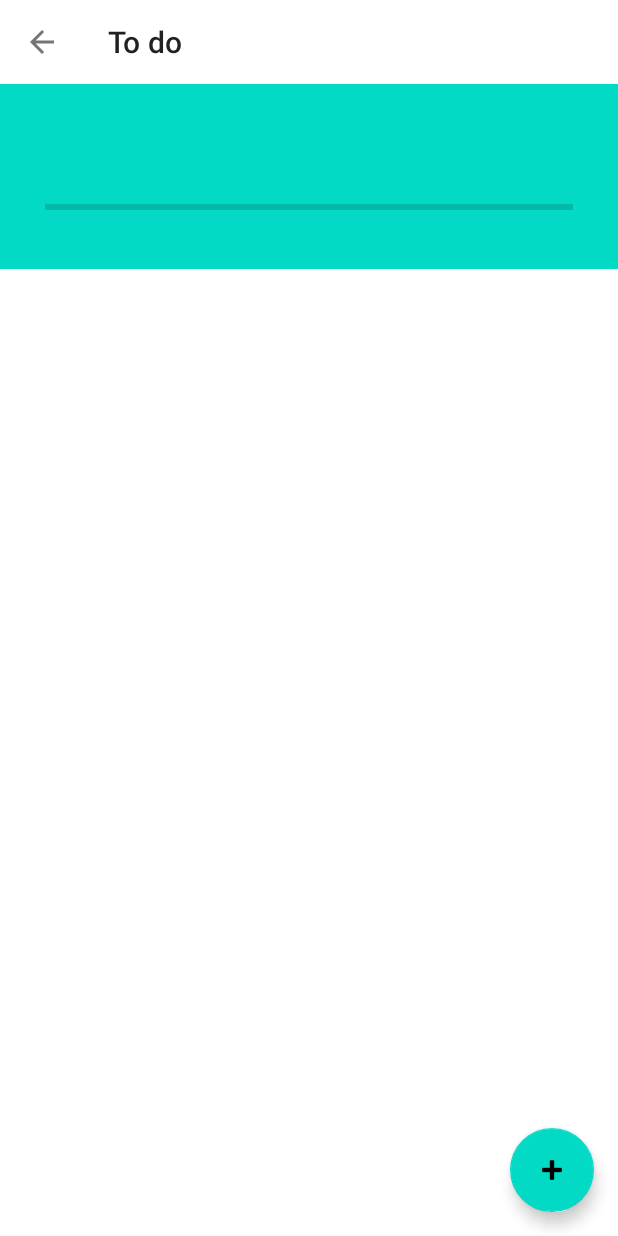
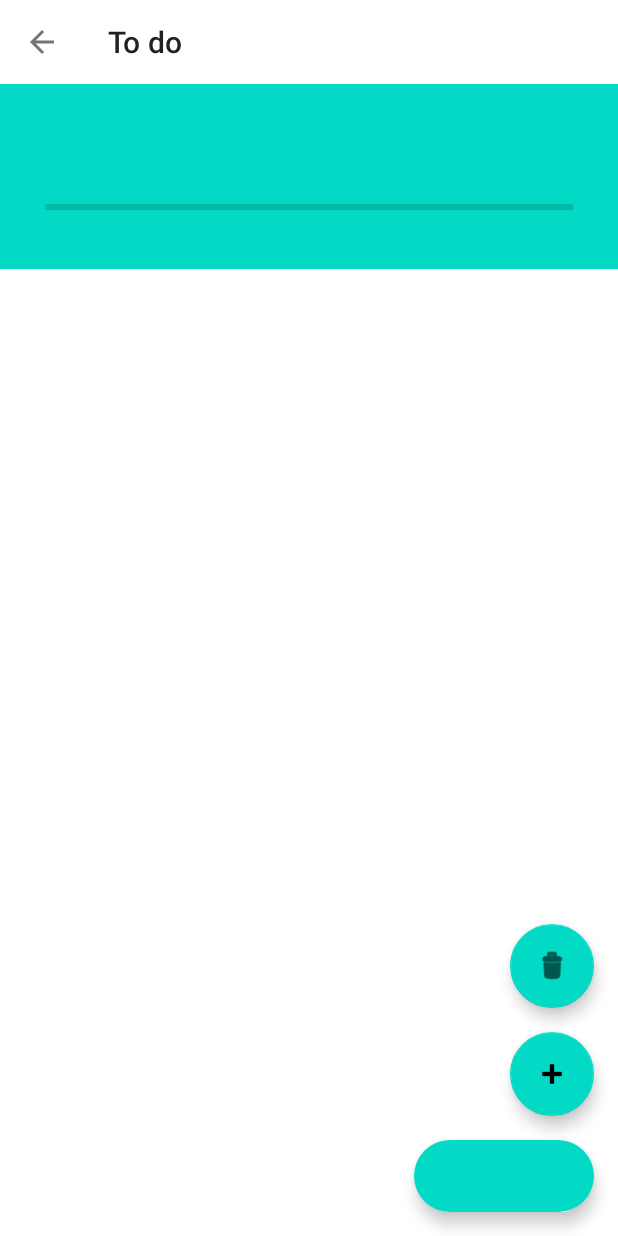
Before and after one commit to gunnrd/todo-app, an Android app: the TaskListActivity screen opened directly, with no data from a screen before it, on a phone screen of 412 x 824 dp. Run offline under Robolectric (Android 15) with nearby library versions, the phone set to English and light mode, and no system bars; our stand-ins replace Firebase (no records; nobody signed in at launch, a user with empty details on screens opened directly).

```diff
--- a/app/src/main/java/com/example/todoapp/tasks/AllTasksAdapter.kt
+++ b/app/src/main/java/com/example/todoapp/tasks/AllTasksAdapter.kt
@@ -18,8 +18,6 @@ class AllTasksAdapter (private val taskList:MutableList<TaskList>, private val d
     override fun onBindViewHolder(holder: ViewHolder, position: Int) {
         holder.bind(taskList[position], deleteListClick)
     }
-
-    override fun getItemCount(): Int = taskList.size
 
     inner class ViewHolder(private val binding: AllTasksLayoutBinding): RecyclerView.ViewHolder(binding.root) {
 
@@ -42,4 +40,6 @@ class AllTasksAdapter (private val taskList:MutableList<TaskList>, private val d
             }
         }
     }
+
+    override fun getItemCount(): Int = taskList.size
 }
--- a/app/src/main/java/com/example/todoapp/tasks/data/Tasks.kt
+++ b/app/src/main/java/com/example/todoapp/tasks/data/Tasks.kt
@@ -2,4 +2,4 @@ package com.example.todoapp.tasks.data
 
 data class TaskList(var listTitle:String? = null)
 
-data class TaskItems(var taskName:String? = null, var progress:Int? = null, var isChecked: Boolean = false)
+data class TaskItems(var taskName:String? = null, var progress:Int? = null, var isDone: Boolean = false)
--- a/app/src/main/res/layout/activity_task_list.xml
+++ b/app/src/main/res/layout/activity_task_list.xml
@@ -66,8 +66,8 @@
             android:layout_height="wrap_content" />
     </ScrollView>
 
-    <com.google.android.material.floatingactionbutton.FloatingActionButton
-        android:id="@+id/buttonAddNewTask"
+    <com.google.android.material.floatingactionbutton.ExtendedFloatingActionButton
+        android:id="@+id/buttonAction"
         android:layout_width="wrap_content"
         android:layout_height="wrap_content"
         android:layout_margin="16dp"
@@ -81,4 +81,30 @@
         app:layout_constraintHorizontal_bias="1.0"
         app:layout_constraintStart_toStartOf="parent" />
 
+    <com.google.android.material.floatingactionbutton.FloatingActionButton
+        android:id="@+id/buttonAddNewTask"
+        android:layout_width="wrap_content"
+        android:layout_height="wrap_content"
+        android:layout_margin="16dp"
+        app:fabSize="auto"
+        android:clickable="true"
+        android:focusable="true"
+        app:srcCompat="@android:drawable/ic_input_add"
+        android:contentDescription="@string/add_new_task_list"
+        app:layout_constraintBottom_toTopOf="@id/buttonAction"
+        app:layout_constraintEnd_toEndOf="parent" />
+
+    <com.google.android.material.floatingactionbutton.FloatingActionButton
+        android:id="@+id/buttonDeleteCheckedItems"
+        android:layout_width="wrap_content"
+        android:layout_height="wrap_content"
+        android:layout_margin="16dp"
+        app:fabSize="auto"
+        android:clickable="true"
+        android:focusable="true"
+        app:srcCompat="@android:drawable/ic_menu_delete"
+        android:contentDescription="@string/delete_item_checked"
+        app:layout_constraintBottom_toTopOf="@id/buttonAddNewTask"
+        app:layout_constraintEnd_toEndOf="parent" />
+
 </androidx.constraintlayout.widget.ConstraintLayout>
--- a/app/src/main/res/values/strings.xml
+++ b/app/src/main/res/values/strings.xml
@@ -8,5 +8,6 @@
     <string name="delete_task_list">Delete task list</string>
     <string name="add_new_task_list">Add new task list</string>
     <string name="add_new_task_item">Add new task item</string>
+    <string name="delete_item_checked">Delete checked items</string>
 
 </resources>
```
Also changed, not shown: app/src/main/java/com/example/todoapp/MainActivity.kt (+9 -5 lines), app/src/main/java/com/example/todoapp/TaskListActivity.kt (+20 -6 lines), app/src/main/java/com/example/todoapp/tasks/TaskItemsAdapter.kt (+9 -8 lines).
